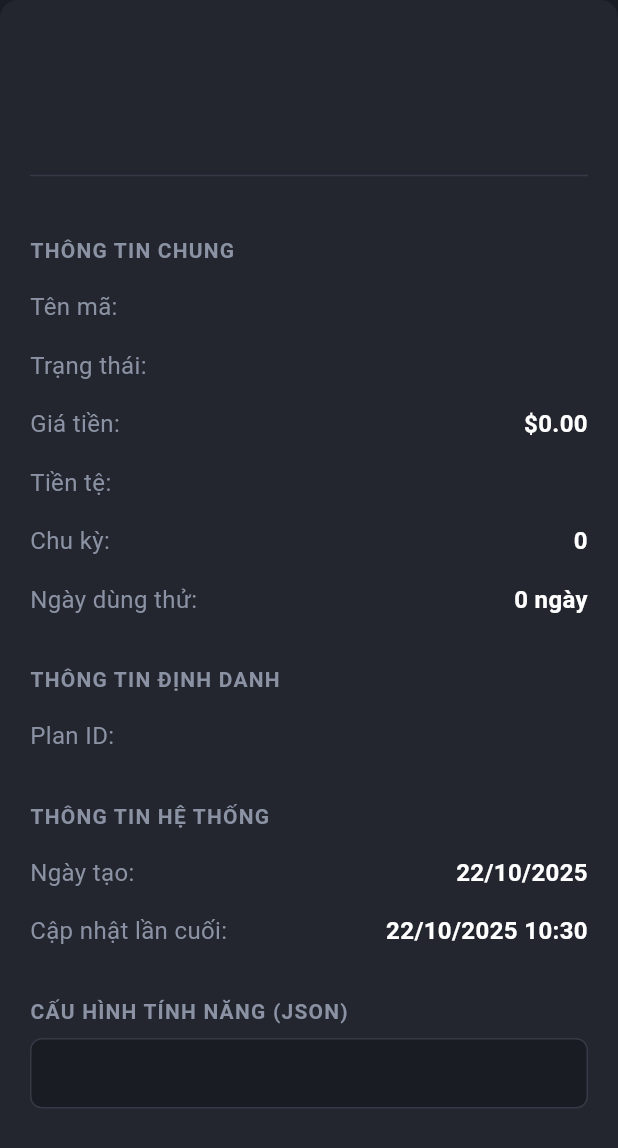
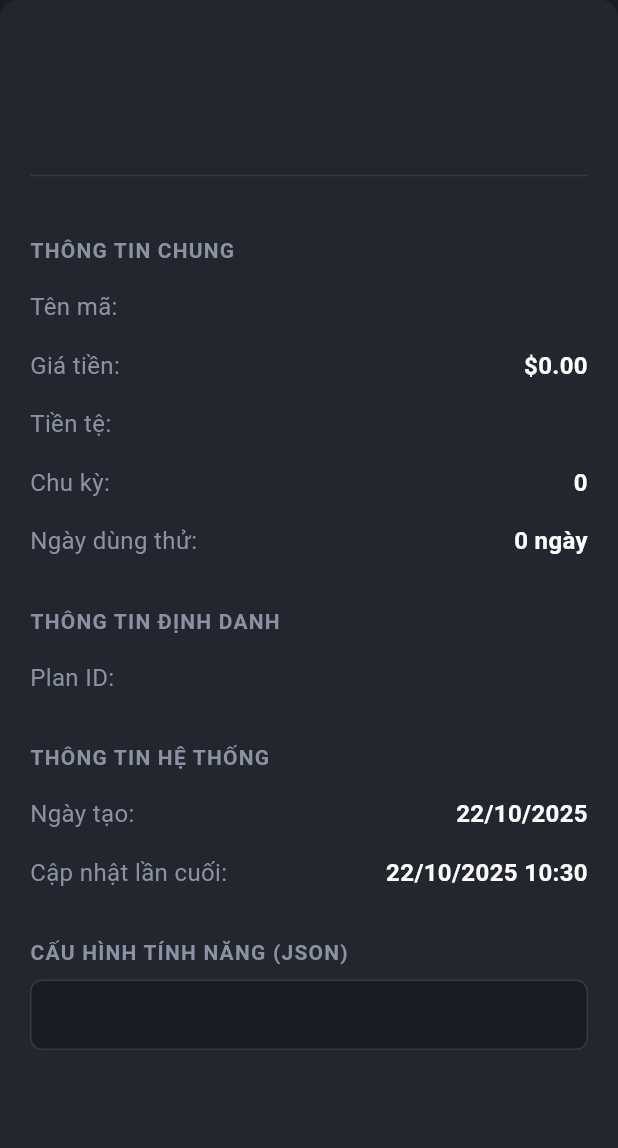
Before and after one commit to antt122/PRM-Frontend, a Flutter app: the _PlanDetailCard widget shown alone on an empty page, opened directly with empty values, on a phone screen of 412 x 824 dp. Shown: the top 1148 px of the screen. Run offline on Flutter 3.47's test engine with Material 3 defaults, Android fonts, the phone set to English and light mode, and no system bars; our stand-ins replace audioplayers, flutter_dotenv, flutter_riverpod, shared_preferences, timeago; accounts and stored records are empty; network calls fail.

Commit message:
ẩn active status

```diff
--- a/prm2/lib/screens/SubscriptionPlanDetailScreen.dart
+++ b/prm2/lib/screens/SubscriptionPlanDetailScreen.dart
@@ -228,7 +228,6 @@ class _PlanDetailCard extends StatelessWidget {
 
           _buildSectionHeader('Thông tin chung'),
           _buildInfoRow('Tên mã', plan.name),
-          _buildInfoRow('Trạng thái', plan.status),
           _buildInfoRow('Giá tiền', plan.formattedAmount),
           _buildInfoRow('Tiền tệ', plan.currency),
           _buildInfoRow('Chu kỳ', '${plan.billingPeriodCount} ${plan.billingPeriodUnitName}'),
--- a/prm2/lib/screens/SubscriptionPlanManagementScreen.dart
+++ b/prm2/lib/screens/SubscriptionPlanManagementScreen.dart
@@ -205,8 +205,6 @@
               ),
               const SizedBox(height: 4),
               Text('Tên mã: ${plan.name}', style: const TextStyle(color: kAdminSecondaryTextColor)),
-              const SizedBox(height: 4),
-              Text('Trạng thái: ${plan.status}', style: const TextStyle(color: kAdminSecondaryTextColor)),
               const Divider(height: 20, color: kAdminInputBorderColor),
               _buildInfoRow(Icons.price_change_outlined, '${plan.formattedAmount} / ${plan.billingPeriodUnitName}'),
               const SizedBox(height: 8),
```
